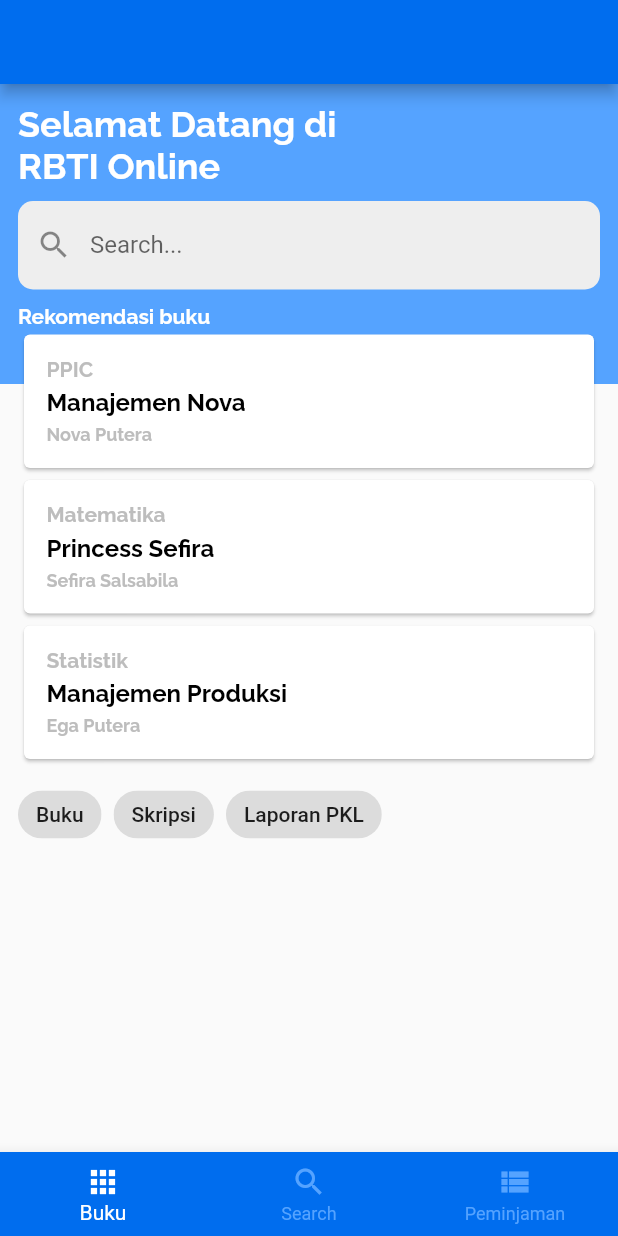
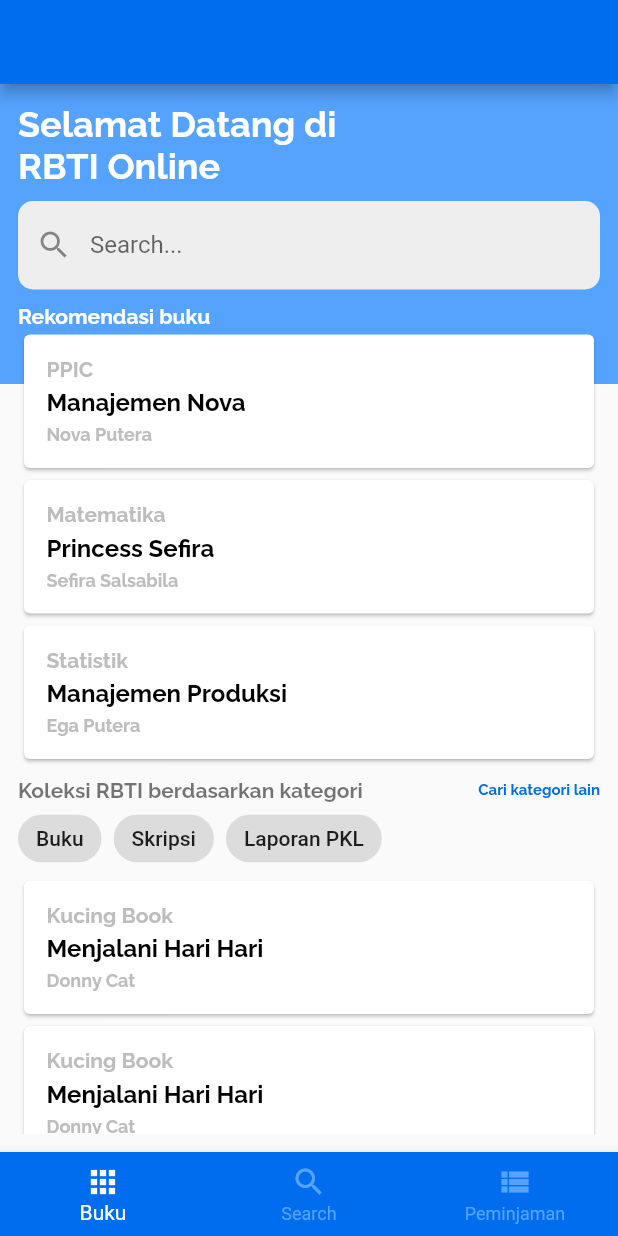
Before and after one commit to ikalkali/rbti-android, a Flutter app: the screen it shows after launch, on a phone screen of 412 x 824 dp. Run offline on Flutter 3.47's test engine with Material 2 defaults, Android fonts, the phone set to English and light mode, and no system bars.

Commit message:
add sampe mentok hrs belajar haha

```diff
--- a/lib/main.dart
+++ b/lib/main.dart
@@ -1,5 +1,7 @@
 import "package:flutter/material.dart";
 import 'package:provider/provider.dart';
+import 'package:rbti_android/screen/buku_detail.dart';
+import 'package:rbti_android/screen/kategori_screen.dart';
 import './provider/book.dart';
 import './provider/books.dart';
 import './screen/home_screen.dart';
@@ -24,9 +26,24 @@ class HomePage extends StatelessWidget {
                 headline1: TextStyle(
                     fontFamily: "Raleway",
                     fontWeight: FontWeight.bold,
-                    fontSize: 18))),
+                    fontSize: 24,
+                    color: Colors.black54),
+                headline2: TextStyle(
+                    fontFamily: "Raleway",
+                    fontWeight: FontWeight.bold,
+                    fontSize: 14,
+                    color: Colors.black54),
+                headline3: TextStyle(
+                    fontFamily: "Raleway",
+                    fontWeight: FontWeight.bold,
+                    fontSize: 24,
+                    color: Colors.black),
+              )),
           home: HomeScreen(),
-      ),
+          routes: {
+            KategoriScreen.routeName: (ctx) => KategoriScreen(),
+            BukuDetail.routeName: (ctx) => BukuDetail()
+          }),
     );
   }
 }
--- a/lib/screen/home_screen.dart
+++ b/lib/screen/home_screen.dart
@@ -34,6 +34,18 @@ class HomeScreen extends StatelessWidget {
             child: ListView(children: [
               RekomendasiBuku(bookItems: bookItems),
               KoleksiHome(),
+              BookItem(
+                  title: "Menjalani Hari Hari",
+                  penulis: "Donny Cat",
+                  kategori: "Kucing Book"),
+              BookItem(
+                  title: "Menjalani Hari Hari",
+                  penulis: "Donny Cat",
+                  kategori: "Kucing Book"),
+              BookItem(
+                  title: "Menjalani Hari Hari",
+                  penulis: "Donny Cat",
+                  kategori: "Kucing Book"),
             ]),
           ),
         ],
--- /dev/null
+++ b/lib/screen/kategori_screen.dart
@@ -0,0 +1,45 @@
+import "package:flutter/material.dart";
+import 'package:rbti_android/widgets/kategori_item.dart';
+import 'package:rbti_android/widgets/search_bar.dart';
+
+class KategoriScreen extends StatelessWidget {
+  static const routeName = "/kategori";
+
+  @override
+  Widget build(BuildContext context) {
+    return Scaffold(
+        appBar: AppBar(
+          title: Text("Kategori"),
+        ),
+        body: Container(
+          padding: EdgeInsets.all(12),
+          child: Column(
+            crossAxisAlignment: CrossAxisAlignment.start,
+            children: [
+              Text(
+                "Semua\nkategori buku",
+                style: Theme.of(context).textTheme.headline1,
+              ),
+              SizedBox(
+                height: 10,
+              ),
+              SearchBar("Filter kategori..."),
+              SizedBox(
+                height: 30,
+              ),
+              Container(
+                height: 470,
+                child: ListView(
+                  children: [
+                    KategoriItem("Kucing"),
+                    KategoriItem("Kucing"),
+                    KategoriItem("Kucing"),
+                    KategoriItem("Kucing"),
+                  ],
+                ),
+              )
+            ],
+          ),
+        ));
+  }
+}
--- a/lib/widgets/book_item.dart
+++ b/lib/widgets/book_item.dart
@@ -1,46 +1,64 @@
 import "package:flutter/material.dart";
+import 'package:rbti_android/screen/buku_detail.dart';
+import 'package:rbti_android/widgets/coba.dart';
 
 class BookItem extends StatelessWidget {
   final String title;
   final String penulis;
   final String kategori;
 
-  BookItem({
-      required this.title,
-      required this.penulis,
-      required this.kategori
-    });
+  BookItem(
+      {required this.title, required this.penulis, required this.kategori});
 
   @override
   Widget build(BuildContext context) {
-    return Card(
+    var argsDetail = DetailBuku("1", title, kategori, penulis);
+
+    return GestureDetector(
+      onTap: () {
+        Navigator.pushNamed(context, BukuDetail.routeName,
+            arguments: argsDetail);
+      },
+      child: Card(
         child: Container(
           width: double.infinity,
           padding: EdgeInsets.all(15),
           child: Column(
             crossAxisAlignment: CrossAxisAlignment.start,
             children: [
-          Text(kategori, style: TextStyle(
+              Text(
+                kategori,
+                style: TextStyle(
                     color: Colors.grey[400],
                     fontSize: 14,
                     fontFamily: "Raleway",
-            fontWeight: FontWeight.bold
-          ),),
-          SizedBox(height: 5,),
-          Text(title, style: TextStyle(
+                    fontWeight: FontWeight.bold),
+              ),
+              SizedBox(
+                height: 5,
+              ),
+              Text(
+                title,
+                style: TextStyle(
                     color: Colors.black,
                     fontSize: 16,
                     fontFamily: "Raleway",
-            fontWeight: FontWeight.bold
-          ),),
-          SizedBox(height: 5,),
-          Text(penulis, style: TextStyle(
+                    fontWeight: FontWeight.bold),
+              ),
+              SizedBox(
+                height: 5,
+              ),
+              Text(
+                penulis,
+                style: TextStyle(
                     color: Colors.grey[400],
                     fontSize: 12,
                     fontFamily: "Raleway",
-            fontWeight: FontWeight.bold
-          ),),
-        ],),
+                    fontWeight: FontWeight.bold),
+              ),
+            ],
+          ),
+        ),
       ),
     );
   }
--- a/lib/widgets/koleksi_home.dart
+++ b/lib/widgets/koleksi_home.dart
@@ -1,4 +1,5 @@
 import "package:flutter/material.dart";
+import 'package:rbti_android/screen/kategori_screen.dart';
 
 class KoleksiHome extends StatefulWidget {
   const KoleksiHome({Key? key}) : super(key: key);
@@ -22,8 +23,31 @@ class _KoleksiHomeState extends State<KoleksiHome> {
     final TextStyle deselectedText = TextStyle(fontFamily: "Raleway");
 
     return Container(
-      child: Row(
+      child: Column(
+        crossAxisAlignment: CrossAxisAlignment.start,
         children: [
+          Row(
+              mainAxisAlignment: MainAxisAlignment.spaceBetween,
+              crossAxisAlignment: CrossAxisAlignment.center,
+              children: [
+                Text(
+                  "Koleksi RBTI berdasarkan kategori",
+                  style: Theme.of(context).textTheme.headline2,
+                ),
+                InkWell(
+                  child: Text(
+                    "Cari kategori lain",
+                    style: TextStyle(
+                      fontFamily: "Raleway",
+                      fontSize: 10,
+                      color: Theme.of(context).colorScheme.primary,
+                    ),
+                  ),
+                  onTap: () {
+                    Navigator.of(context).pushNamed(KategoriScreen.routeName);
+                  },
+                )
+              ]),
           Wrap(
             children: listChoices
                 .map((e) => ChoiceChip(
--- a/lib/widgets/rekomendasi_buku.dart
+++ b/lib/widgets/rekomendasi_buku.dart
@@ -58,18 +58,16 @@ class RekomendasiBuku extends StatelessWidget {
             width: double.infinity,
           ),
           Container(
-            height: 300,
-            width: double.infinity,
-            child: ListView.builder(
-              itemBuilder: (ctx, idx) {
-                return BookItem(
-                    title: bookItems[idx].title,
-                    penulis: bookItems[idx].penulis,
-                    kategori: bookItems[idx].kategori);
-              },
-              itemCount: bookItems.length,
-            ),
-          )
+              height: 300,
+              width: double.infinity,
+              child: Column(
+                children: bookItems
+                    .map((e) => BookItem(
+                        title: e.title,
+                        penulis: e.penulis,
+                        kategori: e.kategori))
+                    .toList(),
+              ))
         ]);
   }
 }
```
Also changed, not shown: lib/screen/buku_detail.dart (added, +90 -0 lines), lib/widgets/kategori_item.dart (added, +26 -0 lines), lib/widgets/search_bar.dart (added, +22 -0 lines), lib/widgets/tabel_detail_buku.dart (added, +32 -0 lines). Lines whose indentation alone changed are shown as unchanged.
